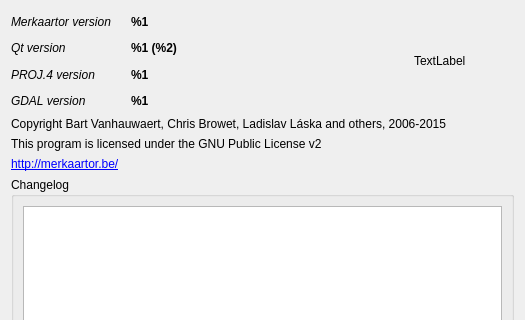
This is src/common/AboutDialog.ui in openstreetmap/merkaartor as Qt 5 draws it before an edit; both pictures show x 0 to 525 and y 0 to 320 of the 525 by 469 pixel window. The edited form follows.
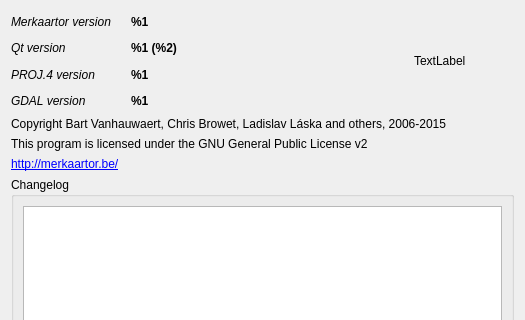
This is the edited form.

Patch:
```diff
--- a/src/common/AboutDialog.ui
+++ b/src/common/AboutDialog.ui
@@ -156,7 +156,7 @@
    <item>
     <widget class="QLabel" name="label_3">
      <property name="text">
-      <string>This program is licensed under the GNU Public License v2</string>
+      <string>This program is licensed under the GNU General Public License v2</string>
      </property>
     </widget>
    </item>
```
